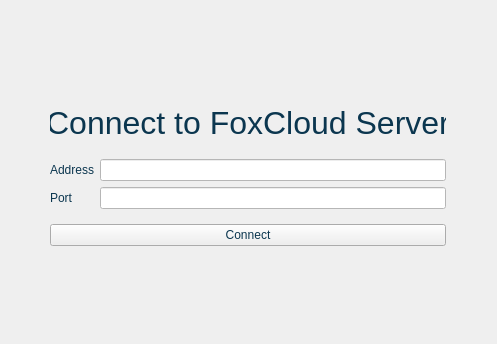
First picture: the form in client/login.ui, repository nekosilverfox/foxcloud, before the edit.
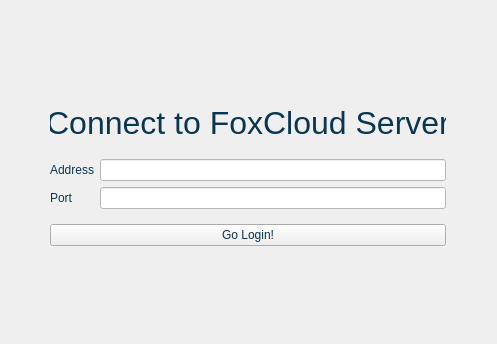
Second picture: the form after the edit. Custom widgets are drawn as their Qt base class.

Commit message: 增加 点击按钮跳转到登录

What changed in the file:
```diff
--- a/client/login.ui
+++ b/client/login.ui
@@ -672,7 +672,7 @@
                    <string notr="true">color: rgb(11, 54, 79);</string>
                   </property>
                   <property name="text">
-                   <string>Connect</string>
+                   <string>Go Login!</string>
                   </property>
                   <property name="autoDefault">
                    <bool>false</bool>
```
The commit also changes 2 other files.
